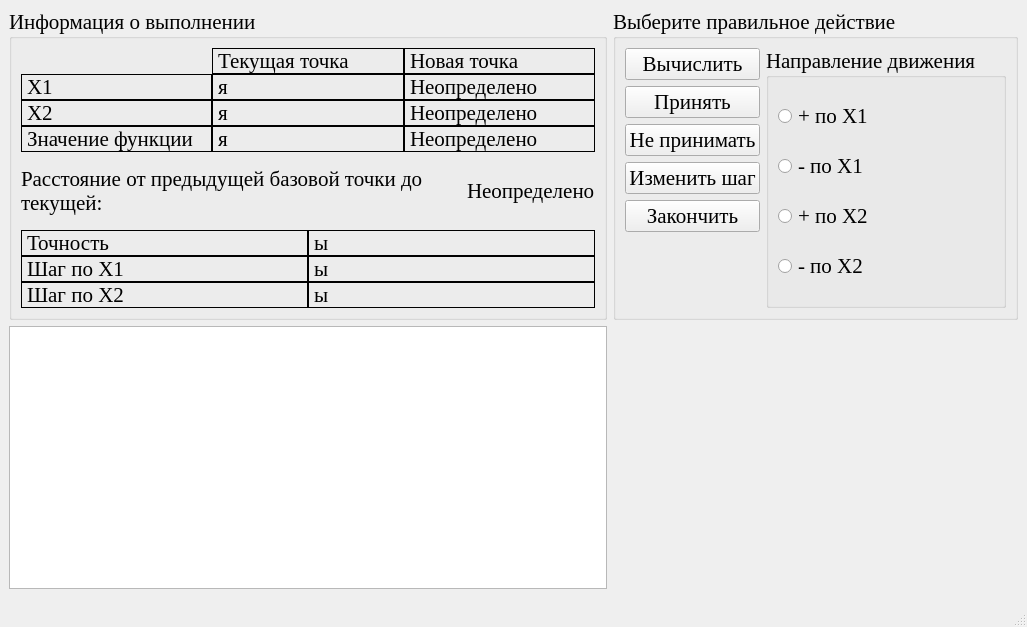
The window that optimizationmethods/ui/CWdescent_fixwindow.ui (Eliminationzx/optimizationmethods) describes before a commit, drawn with Qt 5.
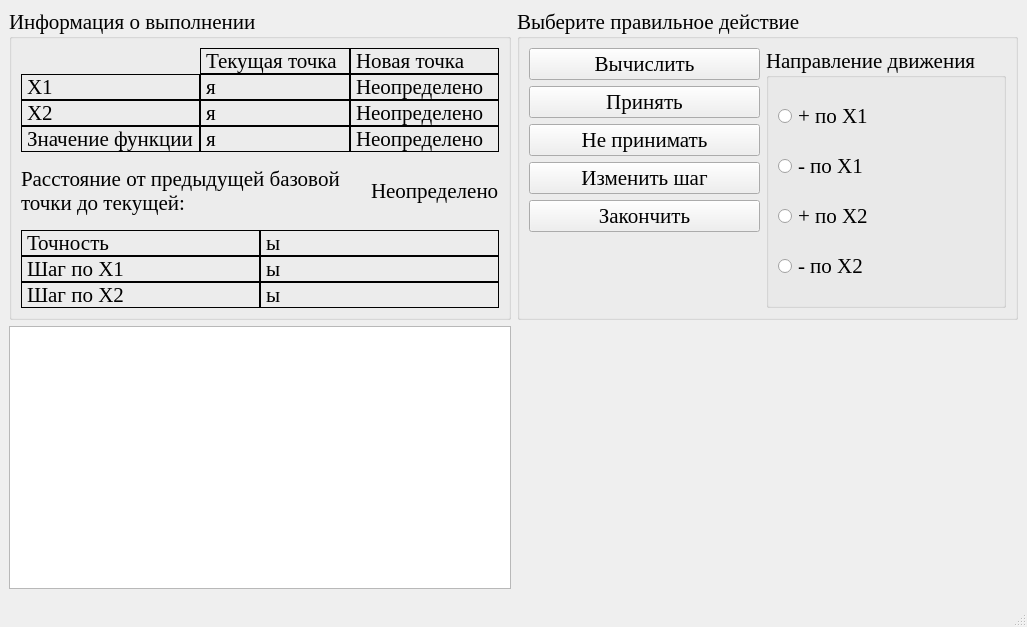
The same window after the commit.

Commit message: ui_CWdescent_fixwindow: сделал по горизонтали 1,1

What changed in the file:
```diff
--- a/optimizationmethods/ui/CWdescent_fixwindow.ui
+++ b/optimizationmethods/ui/CWdescent_fixwindow.ui
@@ -23,7 +23,7 @@
    <string>Покоординатный спуск с фиксированным шагом.</string>
   </property>
   <widget class="QWidget" name="centralwidget">
-   <layout class="QGridLayout" name="gridLayout_2" columnstretch="2,1">
+   <layout class="QGridLayout" name="gridLayout_2" columnstretch="1,1">
     <item row="0" column="0">
      <widget class="QGroupBox" name="groupBox_2">
       <property name="title">
```
Left out of the diff: 2 changed lines with no effect on the pictures.
